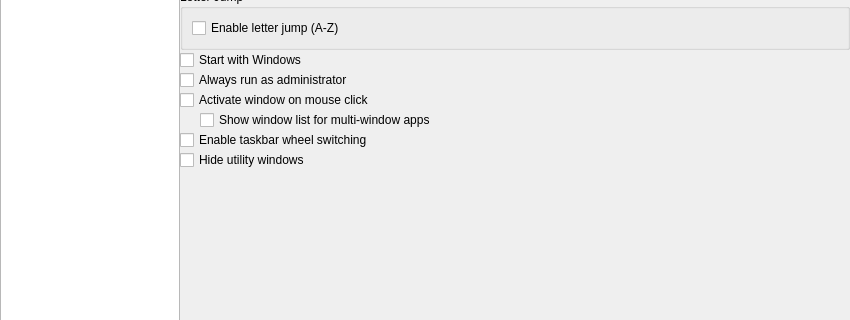
Above: ui/SettingsDialog.ui from Hendrix4858/AltTaber before the change; both pictures show x 0 to 850 and y 96 to 416 of the 850 by 550 pixel window. Below: the same form after it.
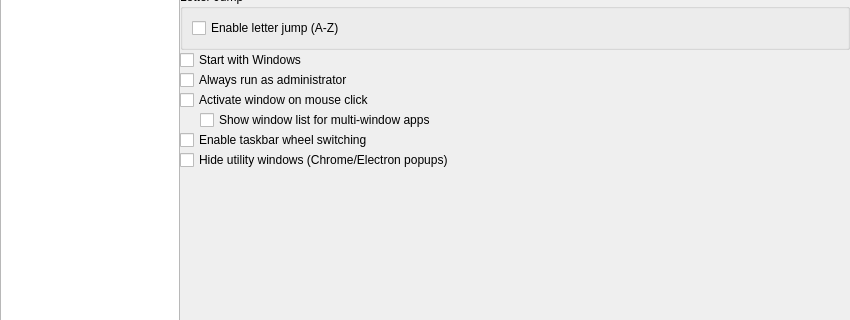
That is the form after the change. The open tabs and pages were chosen to show the change.

Commit message: refactor: rename option.

The edit to the form file:
```diff
--- a/ui/SettingsDialog.ui
+++ b/ui/SettingsDialog.ui
@@ -211,7 +211,7 @@
             <item>
              <widget class="QCheckBox" name="hideUtilityWindowsCheck">
               <property name="text">
-               <string>Hide utility windows</string>
+               <string>Hide utility windows (Chrome/Electron popups)</string>
               </property>
              </widget>
             </item>
```
The commit also changes 2 other files.
